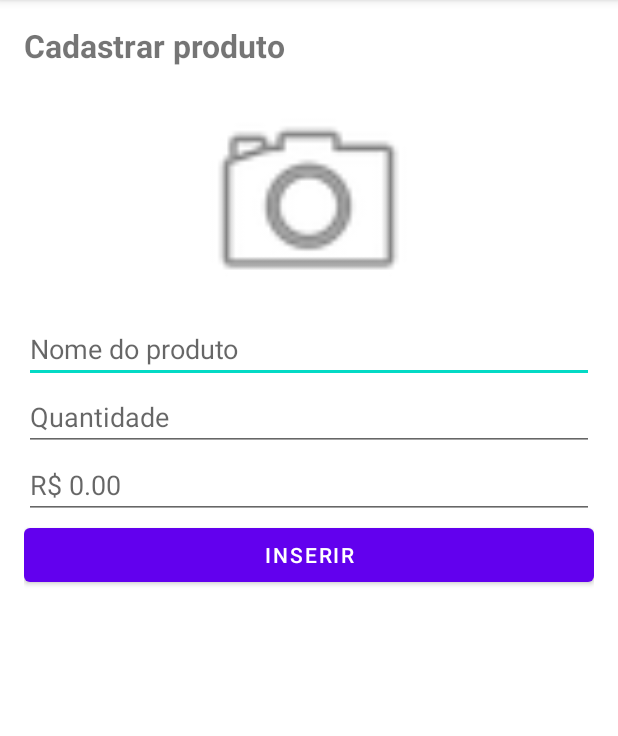
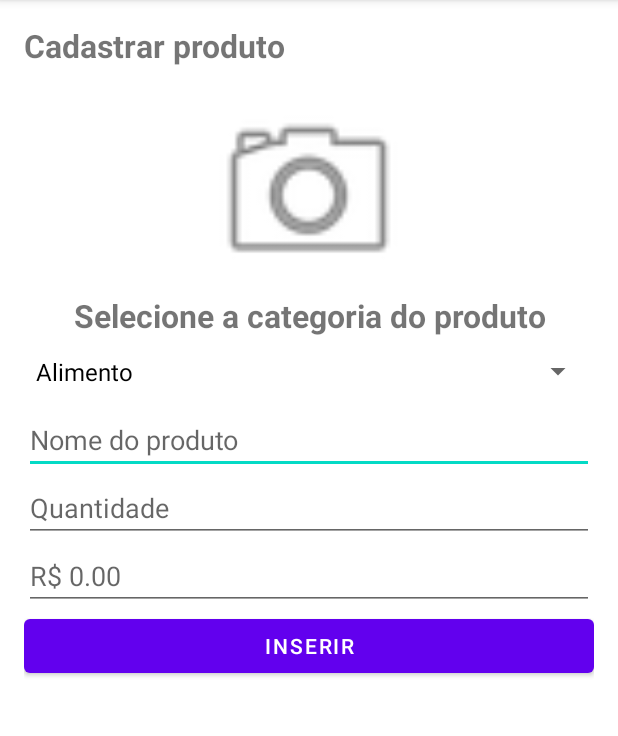
Before and after one commit to HelioAnacronista/lista-de-compras, an Android app: the CadastroActivity screen opened directly, with no data from a screen before it, on a phone screen of 412 x 824 dp, the part 84-820 px from its top. Run offline under Robolectric (Android 15) with nearby library versions, the phone set to English and light mode, and no system bars.

Commit message:
add category by img

```diff
--- a/app/src/main/java/livrokotlin/com/br/Produto.kt
+++ b/app/src/main/java/livrokotlin/com/br/Produto.kt
@@ -1,5 +1,5 @@
 package livrokotlin.com.br
 
-import android.graphics.Bitmap
+import android.graphics.drawable.Drawable
 
-data class Produto(val nome: String, val quantidade: Int, val valor : Double, val foto: Bitmap? = null)
+data class Produto(val nome: String, val quantidade: Int, val valor : Double, val foto: Drawable? = null)
--- a/app/src/main/java/livrokotlin/com/br/ProdutoAdapter.kt
+++ b/app/src/main/java/livrokotlin/com/br/ProdutoAdapter.kt
@@ -36,7 +36,7 @@
         txtValor.text = f.format(item?.valor)
 
         if(item !=null)
-            imgProduto.setImageBitmap(item.foto)
+            imgProduto.setImageDrawable(item.foto)
 
         return v
     }
--- a/app/src/main/res/layout/activity_cadastro.xml
+++ b/app/src/main/res/layout/activity_cadastro.xml
@@ -18,12 +18,26 @@
     ></TextView>
 
     <ImageView
+        android:id="@+id/img_foto_produto"
         android:layout_width="150dp"
-        android:layout_height="150dp"
-        android:src="@android:drawable/ic_menu_camera"
-        android:id="@+id/img_foto_produto"
+        android:layout_height="136dp"
         android:layout_gravity="center_horizontal"
-    ></ImageView>
+        android:src="@android:drawable/ic_menu_camera">
+    </ImageView>
+
+    <TextView
+        android:layout_width="match_parent"
+        android:layout_height="wrap_content"
+        android:text="Selecione a categoria do produto"
+        android:textStyle="bold"
+        android:textSize="21sp"
+        android:gravity="center"
+    ></TextView>
+    <Spinner
+        android:id="@+id/spinner"
+        android:layout_width="match_parent"
+        android:layout_height="46dp"
+        />
 
     <EditText
         android:layout_width="match_parent"
```
Also changed, not shown: app/src/main/java/livrokotlin/com/br/CadastroActivity.kt (+41 -1 lines), app/src/main/res/drawable-v24/produto_sem_foto.png (deleted), 6 other files.
